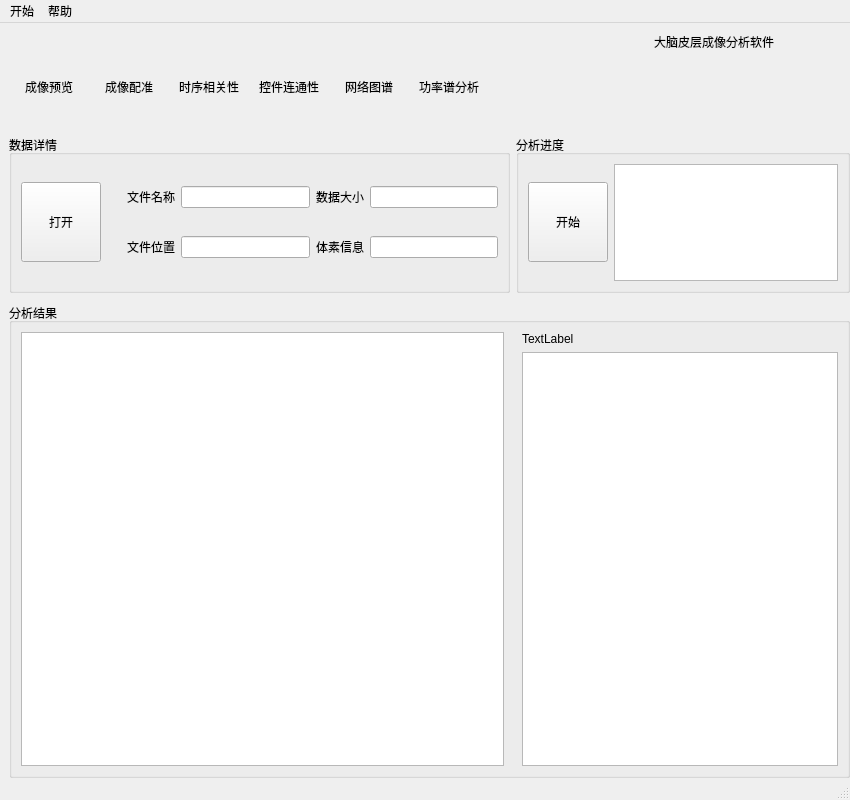
Above: mainwindow.ui from hijack-pixel/CortexAnalysis before the change. Below: the same form after it.
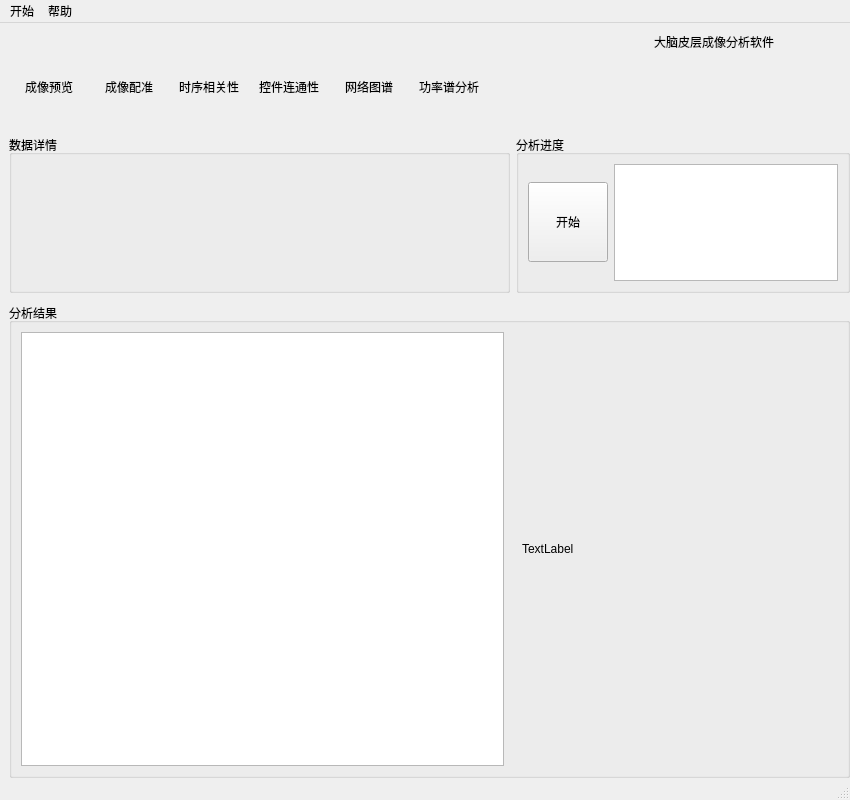
That is the form after the change. Custom widgets are drawn as their Qt base class.

Commit message: 完成整体框架逻辑：页面切换、数据配置、查看结果。完成功能一运行。

Diff of the .ui file:
```diff
--- a/mainwindow.ui
+++ b/mainwindow.ui
@@ -455,90 +455,19 @@
               <item>
                <layout class="QHBoxLayout" name="horizontalLayout_4" stretch="3,2">
                 <item>
-                 <widget class="QGroupBox" name="groupBox">
+                 <widget class="QGroupBox" name="groupBoxData">
+                  <property name="font">
+                   <font>
+                    <pointsize>9</pointsize>
+                    <bold>false</bold>
+                   </font>
+                  </property>
                   <property name="title">
                    <string>数据详情</string>
                   </property>
-                  <layout class="QHBoxLayout" name="horizontalLayout_12">
-                   <property name="leftMargin">
-                    <number>9</number>
-                   </property>
-                   <property name="topMargin">
-                    <number>9</number>
-                   </property>
-                   <property name="rightMargin">
-                    <number>9</number>
-                   </property>
-                   <property name="bottomMargin">
-                    <number>9</number>
-                   </property>
-                   <item>
-                    <widget class="QPushButton" name="pushButtonOpenFile">
-                     <property name="sizePolicy">
-                      <sizepolicy hsizetype="Minimum" vsizetype="Minimum">
-                       <horstretch>0</horstretch>
-                       <verstretch>0</verstretch>
-                      </sizepolicy>
-                     </property>
-                     <property name="maximumSize">
-                      <size>
-                       <width>80</width>
-                       <height>80</height>
-                      </size>
-                     </property>
-                     <property name="text">
-                      <string>打开</string>
-                     </property>
-                    </widget>
-                   </item>
-                   <item>
-                    <layout class="QGridLayout" name="gridLayout_2">
-                     <property name="leftMargin">
-                      <number>20</number>
-                     </property>
-                     <item row="0" column="2">
-                      <widget class="QLabel" name="label_4">
-                       <property name="text">
-                        <string>数据大小</string>
-                       </property>
-                      </widget>
-                     </item>
-                     <item row="2" column="0">
-                      <widget class="QLabel" name="label_10">
-                       <property name="text">
-                        <string>文件位置</string>
-                       </property>
-                      </widget>
-                     </item>
-                     <item row="0" column="0">
-                      <widget class="QLabel" name="label_5">
-                       <property name="text">
-                        <string>文件名称</string>
-                       </property>
-                      </widget>
-                     </item>
-                     <item row="2" column="2">
-                      <widget class="QLabel" name="label_7">
-                       <property name="text">
-                        <string>体素信息</string>
-                       </property>
-                      </widget>
-                     </item>
-                     <item row="0" column="1">
-                      <widget class="QLineEdit" name="lineEdit"/>
-                     </item>
-                     <item row="2" column="1">
-                      <widget class="QLineEdit" name="lineEdit_2"/>
-                     </item>
-                     <item row="0" column="3">
-                      <widget class="QLineEdit" name="lineEdit_3"/>
-                     </item>
-                     <item row="2" column="3">
-                      <widget class="QLineEdit" name="lineEdit_4"/>
-                     </item>
-                    </layout>
-                   </item>
-                  </layout>
+                  <property name="flat">
+                   <bool>false</bool>
+                  </property>
                  </widget>
                 </item>
                 <item>
@@ -636,14 +565,15 @@
                   <widget class="QWidget" name="widget_4" native="true">
                    <layout class="QVBoxLayout" name="verticalLayout_5">
                     <item>
-                     <widget class="QLabel" name="labelList">
-                      <property name="text">
-                       <string>TextLabel</string>
-                      </property>
-                     </widget>
-                    </item>
-                    <item>
-                     <widget class="QListWidget" name="listWidget"/>
+                     <layout class="QVBoxLayout" name="verticalLayoutImgList">
+                      <item>
+                       <widget class="QLabel" name="labelList">
+                        <property name="text">
+                         <string>TextLabel</string>
+                        </property>
+                       </widget>
+                      </item>
+                     </layout>
                     </item>
                    </layout>
                   </widget>
@@ -724,6 +654,11 @@
    <header location="global">./component/clickablewidget.h</header>
    <container>1</container>
   </customwidget>
+  <customwidget>
+   <class>MyGraphicsView</class>
+   <extends>QGraphicsView</extends>
+   <header location="global">./component/mygraphicsview.h</header>
+  </customwidget>
  </customwidgets>
  <resources/>
  <connections/>
```
Left out of the diff: 13 changed lines with no effect on the pictures. The commit also changes 7 other files.
